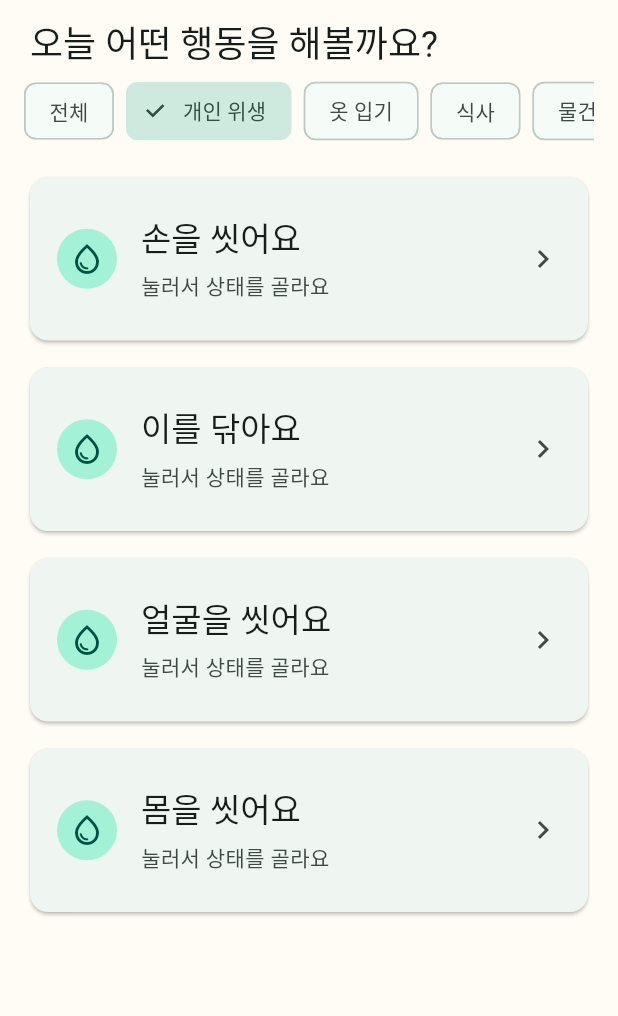
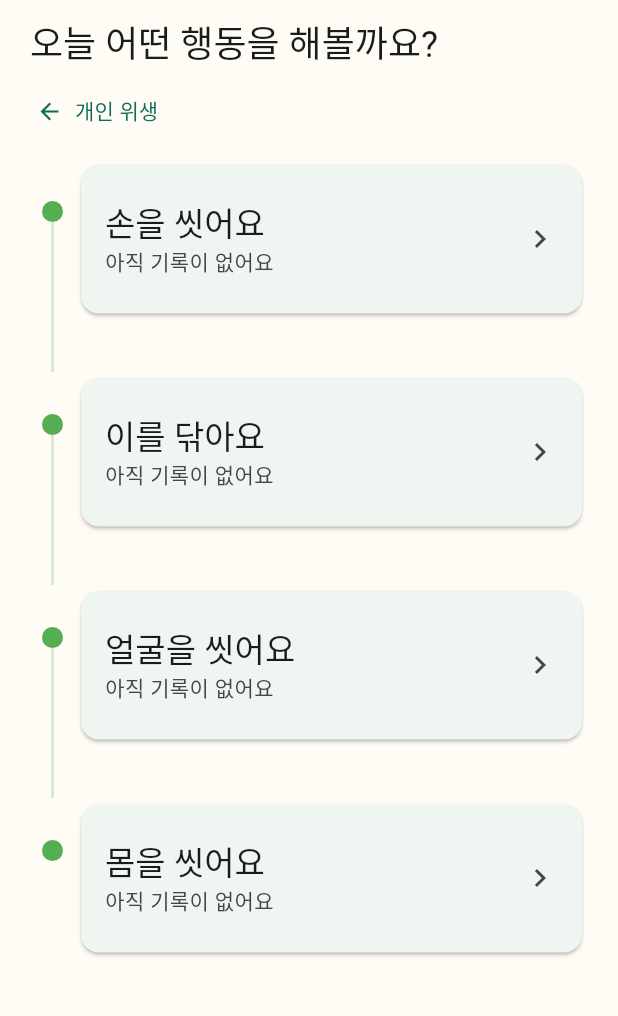
Before and after one commit to criseina/growup, a Flutter app: the ActionLibraryPage screen opened directly, after a tap on "개인 위생", after a tap on "아이 모드", on a phone screen of 412 x 824 dp, the part 84-1100 px from its top. Run offline on Flutter 3.47's test engine with Material 3 defaults, Android fonts, the phone set to English and light mode, and no system bars; our stand-ins replace shared_preferences; accounts and stored records are empty.

Commit message:
feat: add category action tree selection

```diff
--- a/lib/main.dart
+++ b/lib/main.dart
@@ -384,12 +384,6 @@ class _ActionLibraryPageState extends State<ActionLibraryPage> {
     );
   }
 
-  String _levelLabel(IndependenceLevel level) => switch (level) {
-    IndependenceLevel.independent => '🟢 혼자 해봤어요',
-    IndependenceLevel.withSupport => '🟡 같이 해봤어요',
-    IndependenceLevel.notYet => '⚪ 아직 안 해봤어요',
-  };
-
   @override
   Widget build(BuildContext context) {
     return Scaffold(
@@ -416,7 +410,7 @@ class _ActionLibraryPageState extends State<ActionLibraryPage> {
           final cards = snapshot.data!;
           final cardById = {for (final card in cards) card.id: card};
           final visibleCards = _selectedCategory == null
-              ? cards
+              ? <ActionCard>[]
               : cards
                     .where((card) => card.category == _selectedCategory)
                     .toList();
@@ -430,75 +424,52 @@ class _ActionLibraryPageState extends State<ActionLibraryPage> {
                   style: Theme.of(context).textTheme.headlineSmall,
                 ),
               ),
-              Padding(
-                padding: const EdgeInsets.symmetric(horizontal: 16),
-                child: SingleChildScrollView(
-                  scrollDirection: Axis.horizontal,
-                  child: Row(
+              if (_selectedCategory == null)
+                Expanded(
+                  child: GridView.count(
+                    padding: const EdgeInsets.all(20),
+                    crossAxisCount: 2,
+                    mainAxisSpacing: 14,
+                    crossAxisSpacing: 14,
                     children: [
-                      ChoiceChip(
-                        label: const Text('전체'),
-                        selected: _selectedCategory == null,
-                        onSelected: (_) =>
-                            setState(() => _selectedCategory = null),
-                      ),
                       for (final entry in categoryLabels.entries)
-                        Padding(
-                          padding: const EdgeInsets.only(left: 8),
-                          child: ChoiceChip(
-                            label: Text(entry.value),
-                            selected: _selectedCategory == entry.key,
-                            onSelected: (_) =>
+                        _CategoryTile(
+                          title: entry.value,
+                          icon: _categoryIcon(entry.key),
+                          onTap: () =>
                               setState(() => _selectedCategory = entry.key),
-                          ),
                         ),
                     ],
                   ),
+                )
+              else ...[
+                Padding(
+                  padding: const EdgeInsets.symmetric(horizontal: 12),
+                  child: TextButton.icon(
+                    onPressed: () => setState(() => _selectedCategory = null),
+                    icon: const Icon(Icons.arrow_back),
+                    label: Text(categoryLabels[_selectedCategory]!),
                   ),
                 ),
                 Expanded(
-                child: ListView.separated(
-                  padding: const EdgeInsets.all(16),
+                  child: ListView.builder(
+                    padding: const EdgeInsets.fromLTRB(20, 8, 20, 20),
                     itemCount: visibleCards.length,
-                  separatorBuilder: (_, _) => const SizedBox(height: 10),
                     itemBuilder: (context, index) {
                       final card = visibleCards[index];
-                    final level = _levels[card.id];
-                    return Card(
-                      clipBehavior: Clip.antiAlias,
-                      child: ListTile(
-                        contentPadding: const EdgeInsets.all(18),
-                        leading: CircleAvatar(
-                          backgroundColor: Theme.of(
-                            context,
-                          ).colorScheme.primaryContainer,
-                          child: Icon(_categoryIcon(card.category)),
-                        ),
-                        title: Text(
-                          _parentMode ? card.title : card.childTitle,
-                          style: Theme.of(context).textTheme.titleLarge,
-                        ),
-                        subtitle: Padding(
-                          padding: const EdgeInsets.only(top: 6),
-                          child: Text(
-                            _parentMode
-                                ? level == null
-                                      ? '아직 기록이 없어요 · 눌러서 가이드를 봐요'
-                                      : _levelLabel(level)
-                                : level == null
-                                ? '눌러서 상태를 골라요'
-                                : _levelLabel(level),
-                          ),
-                        ),
-                        trailing: const Icon(Icons.chevron_right),
+                      return _TreeCard(
+                        card: card,
+                        level: _levels[card.id],
+                        parentMode: _parentMode,
+                        isLast: index == visibleCards.length - 1,
                         onTap: () => _parentMode
                             ? _showParentGuide(card, cardById)
                             : _selectLevel(card),
-                      ),
                       );
                     },
                   ),
                 ),
+              ],
             ],
           );
         },
@@ -540,6 +511,108 @@ class _RelatedActions extends StatelessWidget {
       ],
     );
   }
+}
+
+class _CategoryTile extends StatelessWidget {
+  const _CategoryTile({
+    required this.title,
+    required this.icon,
+    required this.onTap,
+  });
+  final String title;
+  final IconData icon;
+  final VoidCallback onTap;
+
+  @override
+  Widget build(BuildContext context) => Card(
+    clipBehavior: Clip.antiAlias,
+    child: InkWell(
+      onTap: onTap,
+      child: Padding(
+        padding: const EdgeInsets.all(16),
+        child: Column(
+          mainAxisAlignment: MainAxisAlignment.center,
+          children: [
+            CircleAvatar(
+              radius: 30,
+              backgroundColor: const Color(0xffe5f5dc),
+              child: Icon(icon, size: 30),
+            ),
+            const SizedBox(height: 14),
+            Text(
+              title,
+              textAlign: TextAlign.center,
+              style: Theme.of(context).textTheme.titleMedium,
+            ),
+          ],
+        ),
+      ),
+    ),
+  );
+}
+
+class _TreeCard extends StatelessWidget {
+  const _TreeCard({
+    required this.card,
+    required this.level,
+    required this.parentMode,
+    required this.isLast,
+    required this.onTap,
+  });
+  final ActionCard card;
+  final IndependenceLevel? level;
+  final bool parentMode;
+  final bool isLast;
+  final VoidCallback onTap;
+
+  String get _status => switch (level) {
+    IndependenceLevel.independent => '🟢 혼자',
+    IndependenceLevel.withSupport => '🟡 같이',
+    IndependenceLevel.notYet => '⚪ 안 해봤어요',
+    null => '아직 기록이 없어요',
+  };
+
+  @override
+  Widget build(BuildContext context) => Row(
+    crossAxisAlignment: CrossAxisAlignment.start,
+    children: [
+      SizedBox(
+        width: 30,
+        child: Column(
+          children: [
+            const SizedBox(height: 28),
+            const CircleAvatar(radius: 7, backgroundColor: Color(0xff55ae52)),
+            if (!isLast)
+              const SizedBox(
+                height: 100,
+                child: VerticalDivider(
+                  width: 2,
+                  thickness: 2,
+                  color: Color(0xffd9ead2),
+                ),
+              ),
+          ],
+        ),
+      ),
+      Expanded(
+        child: Padding(
+          padding: const EdgeInsets.only(bottom: 14),
+          child: Card(
+            child: ListTile(
+              contentPadding: const EdgeInsets.all(16),
+              title: Text(
+                parentMode ? card.title : card.childTitle,
+                style: Theme.of(context).textTheme.titleLarge,
+              ),
+              subtitle: Text(_status),
+              trailing: const Icon(Icons.chevron_right),
+              onTap: onTap,
+            ),
+          ),
+        ),
+      ),
+    ],
+  );
 }
 
 class ChildCardPage extends StatefulWidget {
```
Also changed, not shown: 1 other file. Lines whose indentation alone changed are shown as unchanged.
